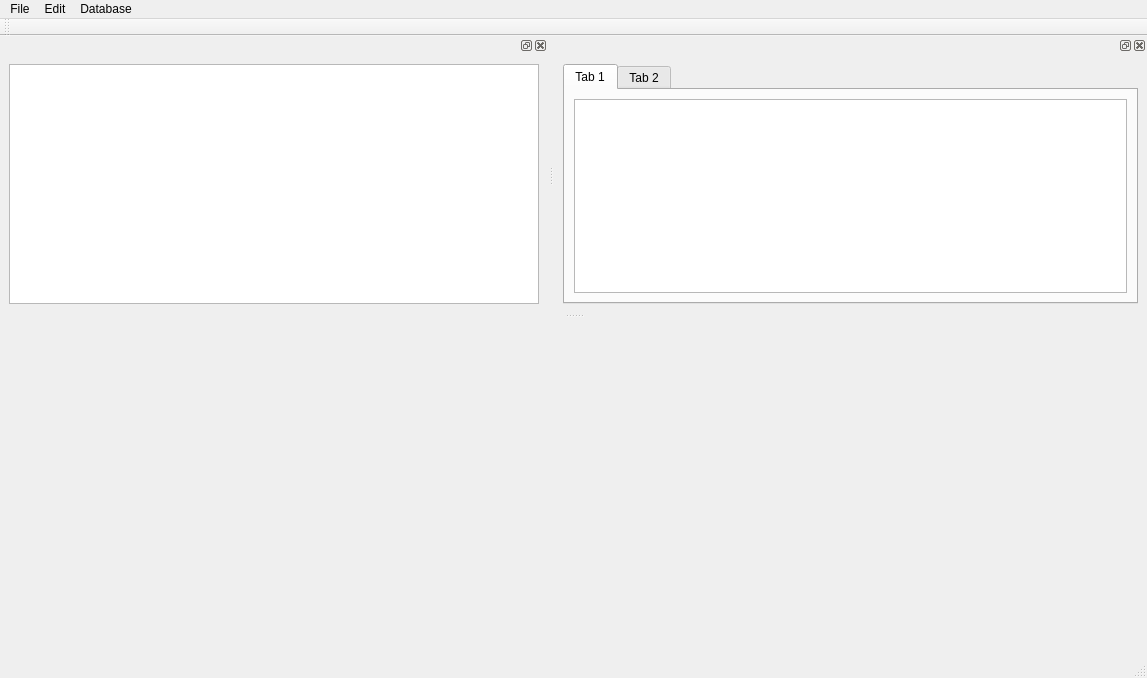
Before: the Qt Designer form design/main_window.ui in m-matelski/sqlDiff_qt, drawn with Qt 5.
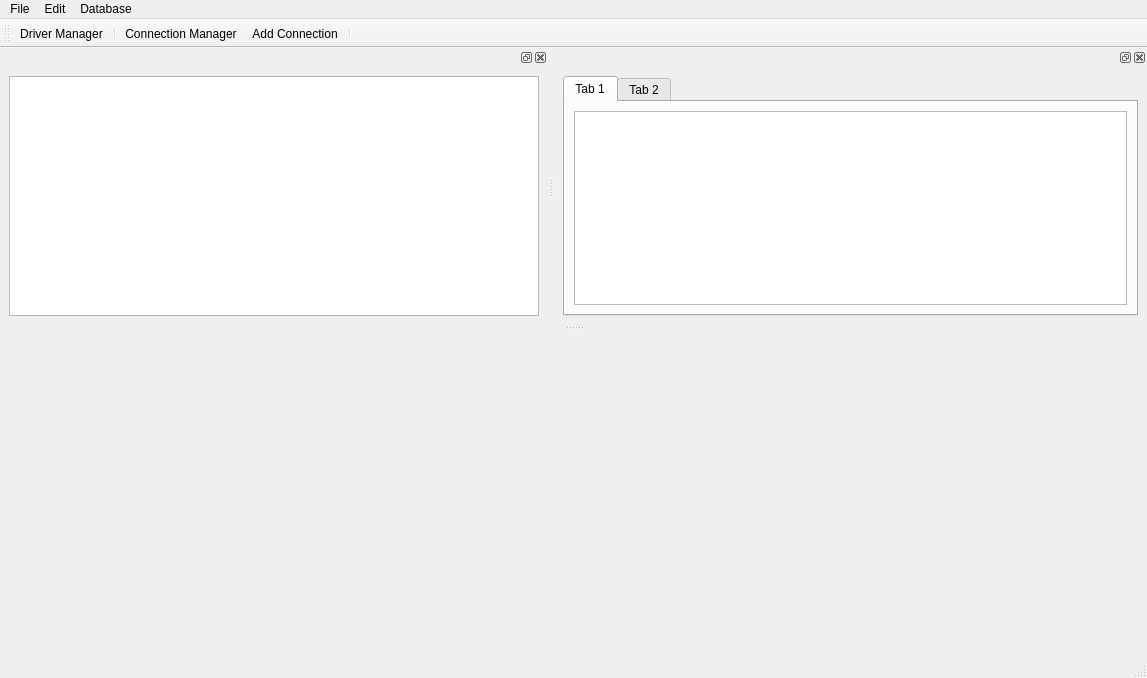
After: the same form once the commit is applied. Icons and pictures are not drawn.

Commit message: added connection manager forms. Fixed Driver manager

What changed in the file:
```diff
--- a/design/main_window.ui
+++ b/design/main_window.ui
@@ -107,12 +107,41 @@
    <attribute name="toolBarBreak">
     <bool>false</bool>
    </attribute>
+   <addaction name="actionDriverManager"/>
+   <addaction name="separator"/>
+   <addaction name="actionConnectionManager"/>
+   <addaction name="actionAddConnection"/>
+   <addaction name="separator"/>
   </widget>
   <action name="actionDriverManager">
    <property name="text">
     <string>Driver Manager</string>
    </property>
   </action>
+  <action name="actionConnectionManager">
+   <property name="icon">
+    <iconset resource="resources.qrc">
+     <normaloff>:/resources_data/app_icon/database_gear.svg</normaloff>:/resources_data/app_icon/database_gear.svg</iconset>
+   </property>
+   <property name="text">
+    <string>Connection Manager</string>
+   </property>
+   <property name="toolTip">
+    <string>&lt;html&gt;&lt;head/&gt;&lt;body&gt;&lt;p&gt;Manage database connection settings.&lt;/p&gt;&lt;/body&gt;&lt;/html&gt;</string>
+   </property>
+  </action>
+  <action name="actionAddConnection">
+   <property name="icon">
+    <iconset resource="resources.qrc">
+     <normaloff>:/resources_data/app_icon/database_add.svg</normaloff>:/resources_data/app_icon/database_add.svg</iconset>
+   </property>
+   <property name="text">
+    <string>Add Connection</string>
+   </property>
+   <property name="toolTip">
+    <string>&lt;html&gt;&lt;head/&gt;&lt;body&gt;&lt;p&gt;Add new database connection.&lt;/p&gt;&lt;/body&gt;&lt;/html&gt;</string>
+   </property>
+  </action>
  </widget>
  <resources/>
  <connections/>
```
Left out of the diff: 11 changed lines with no effect on the pictures. The commit also changes 19 other files.
